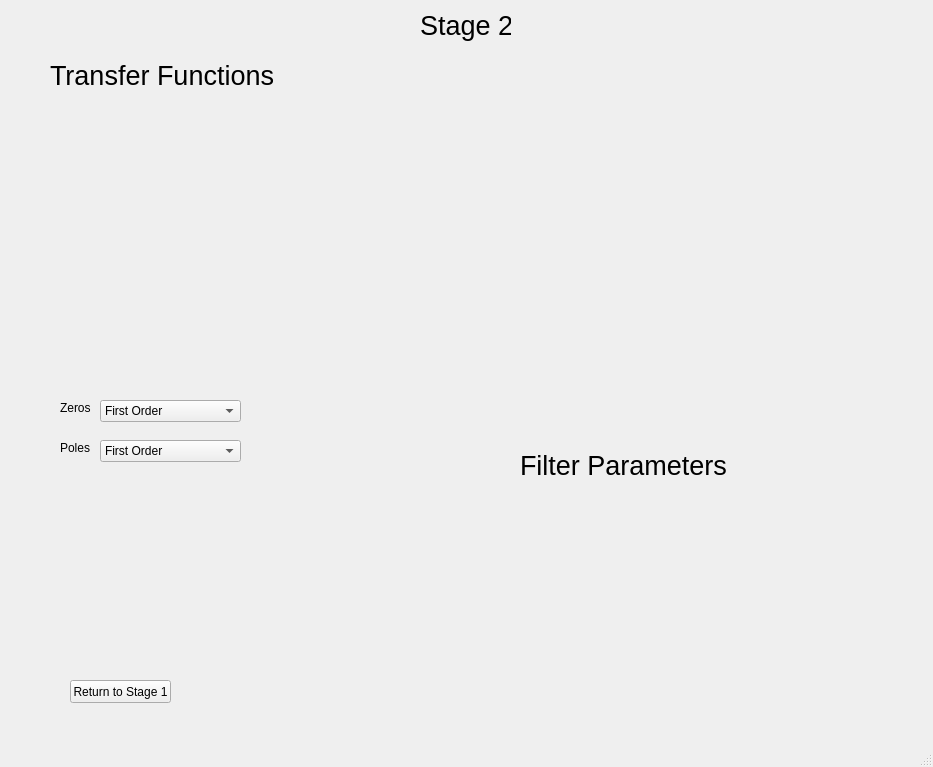
Old version of the form TP4/Ejercicio1-FilterTool/filterTool/designer/filterToolWindow.ui in the repository benjacarlos/TC-Grupo6.
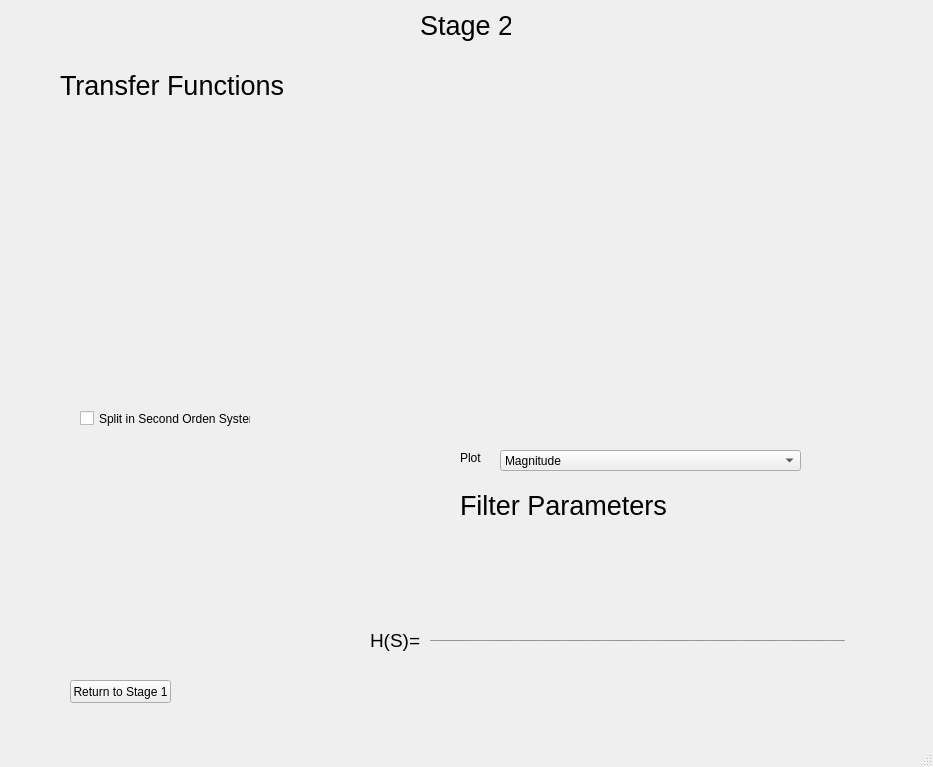
New version of the form. The open tabs and pages were chosen to show the change. Custom widgets are drawn as their Qt base class.

Commit message:
Front getting better
Front getting better

```diff
--- a/TP4/Ejercicio1-FilterTool/filterTool/designer/filterToolWindow.ui
+++ b/TP4/Ejercicio1-FilterTool/filterTool/designer/filterToolWindow.ui
@@ -1065,17 +1065,7 @@
        <string>Return to Stage 1</string>
       </property>
      </widget>
-     <widget class="QWidget" name="parametersInfo" native="true">
-      <property name="geometry">
-       <rect>
-        <x>450</x>
-        <y>470</y>
-        <width>351</width>
-        <height>201</height>
-       </rect>
-      </property>
-     </widget>
-     <widget class="filterToolPlotStage2" name="widget_2" native="true">
+     <widget class="filterToolPlotStage2" name="filterToolPlotTable_2" native="true">
       <property name="geometry">
        <rect>
         <x>330</x>
@@ -1088,8 +1078,8 @@
      <widget class="QLabel" name="parametersInfoLabel">
       <property name="geometry">
        <rect>
-        <x>510</x>
-        <y>440</y>
+        <x>450</x>
+        <y>480</y>
         <width>211</width>
         <height>31</height>
        </rect>
@@ -1106,8 +1096,8 @@
      <widget class="QLabel" name="parametersInfoLabel_2">
       <property name="geometry">
        <rect>
-        <x>40</x>
-        <y>50</y>
+        <x>50</x>
+        <y>60</y>
         <width>231</width>
         <height>31</height>
        </rect>
@@ -1125,7 +1115,7 @@
       <property name="geometry">
        <rect>
         <x>10</x>
-        <y>80</y>
+        <y>90</y>
         <width>301</width>
         <height>301</height>
        </rect>
@@ -1134,15 +1124,15 @@
      <widget class="QComboBox" name="zeroTransferFunctionOrder">
       <property name="geometry">
        <rect>
-        <x>90</x>
-        <y>390</y>
-        <width>141</width>
-        <height>22</height>
+        <x>490</x>
+        <y>440</y>
+        <width>301</width>
+        <height>21</height>
        </rect>
       </property>
       <item>
        <property name="text">
-        <string>First Order</string>
+        <string>Magnitude</string>
        </property>
       </item>
       <item>
@@ -1150,19 +1140,9 @@
         <string>Second Order</string>
        </property>
       </item>
-     </widget>
-     <widget class="QComboBox" name="poleTransferFunctionOrder">
-      <property name="geometry">
-       <rect>
-        <x>90</x>
-        <y>430</y>
-        <width>141</width>
-        <height>22</height>
-       </rect>
-      </property>
       <item>
        <property name="text">
-        <string>First Order</string>
+        <string>Poles and Zeros</string>
        </property>
       </item>
       <item>
@@ -1174,27 +1154,105 @@
      <widget class="QLabel" name="zeroLabel">
       <property name="geometry">
        <rect>
-        <x>50</x>
-        <y>390</y>
-        <width>41</width>
-        <height>16</height>
-       </rect>
-      </property>
-      <property name="text">
-       <string>Zeros</string>
-      </property>
-     </widget>
-     <widget class="QLabel" name="poleLabel">
-      <property name="geometry">
-       <rect>
-        <x>50</x>
-        <y>430</y>
+        <x>450</x>
+        <y>440</y>
         <width>31</width>
         <height>16</height>
        </rect>
       </property>
       <property name="text">
-       <string>Poles</string>
+       <string>Plot</string>
+      </property>
+     </widget>
+     <widget class="QLabel" name="hsLabelNum_4">
+      <property name="geometry">
+       <rect>
+        <x>420</x>
+        <y>620</y>
+        <width>461</width>
+        <height>16</height>
+       </rect>
+      </property>
+      <property name="font">
+       <font>
+        <pointsize>4</pointsize>
+       </font>
+      </property>
+      <property name="text">
+       <string>______________________________________________________________________________________________________________________________________________________</string>
+      </property>
+     </widget>
+     <widget class="QLabel" name="hsLabel_2">
+      <property name="geometry">
+       <rect>
+        <x>360</x>
+        <y>610</y>
+        <width>51</width>
+        <height>41</height>
+       </rect>
+      </property>
+      <property name="font">
+       <font>
+        <pointsize>14</pointsize>
+       </font>
+      </property>
+      <property name="text">
+       <string>H(S)=</string>
+      </property>
+     </widget>
+     <widget class="QLabel" name="hsLabelDen_2">
+      <property name="geometry">
+       <rect>
+        <x>420</x>
+        <y>630</y>
+        <width>451</width>
+        <height>21</height>
+       </rect>
+      </property>
+      <property name="font">
+       <font>
+        <pointsize>8</pointsize>
+       </font>
+      </property>
+      <property name="text">
+       <string/>
+      </property>
+      <property name="alignment">
+       <set>Qt::AlignCenter</set>
+      </property>
+     </widget>
+     <widget class="QLabel" name="hsLabelNum_2">
+      <property name="geometry">
+       <rect>
+        <x>420</x>
+        <y>610</y>
+        <width>441</width>
+        <height>21</height>
+       </rect>
+      </property>
+      <property name="font">
+       <font>
+        <pointsize>8</pointsize>
+       </font>
+      </property>
+      <property name="text">
+       <string/>
+      </property>
+      <property name="alignment">
+       <set>Qt::AlignCenter</set>
+      </property>
+     </widget>
+     <widget class="QCheckBox" name="splitInSos">
+      <property name="geometry">
+       <rect>
+        <x>70</x>
+        <y>400</y>
+        <width>171</width>
+        <height>17</height>
+       </rect>
+      </property>
+      <property name="text">
+       <string>Split in Second Orden System</string>
       </property>
      </widget>
     </widget>
```
Left out of the diff: 21 changed lines with no effect on the pictures. The commit also changes 2 other files.
